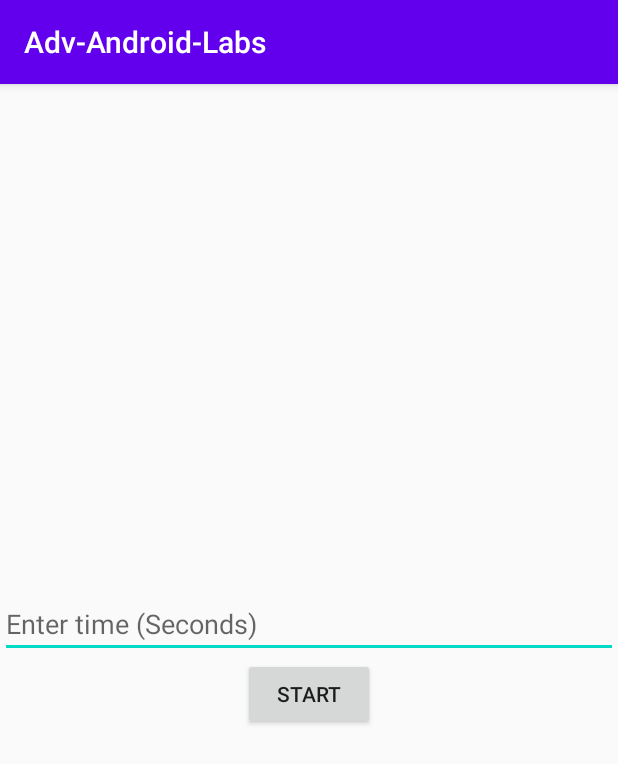
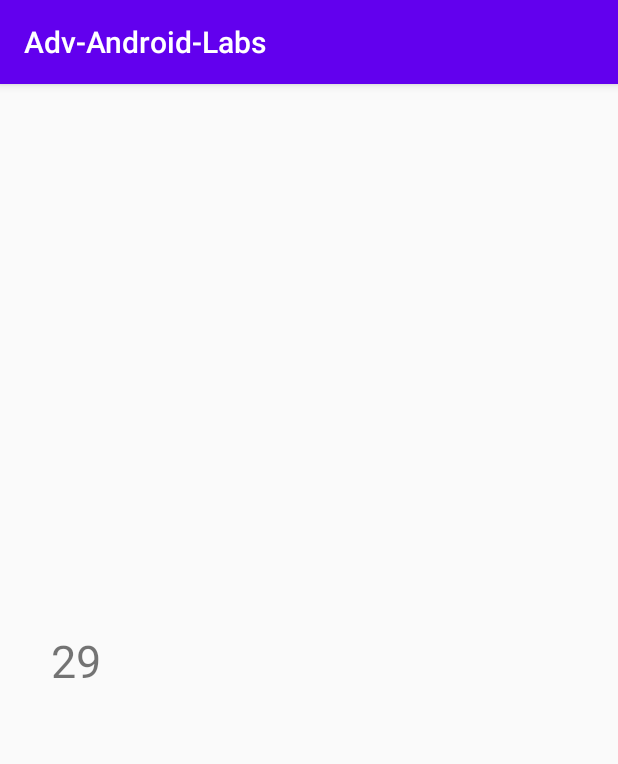
Before and after one commit to pbenipal61/Adv-Android-Labs, an Android app: the Lab3_4 screen opened directly, with no data from a screen before it, after a tap on "START", on a phone screen of 412 x 824 dp. Shown: the top 764 px of the screen. Run offline under Robolectric (Android 15) with nearby library versions, the phone set to English and light mode, and no system bars; 1 statement that could not run was skipped.

Commit message:
Finished Lab3.4

```diff
--- a/app/src/main/java/com/postmaninteractive/adv_android_labs/Lab3/Lab3_4.java
+++ b/app/src/main/java/com/postmaninteractive/adv_android_labs/Lab3/Lab3_4.java
@@ -1,7 +1,9 @@
 package com.postmaninteractive.adv_android_labs.Lab3;
 
+import android.content.Intent;
 import android.support.v7.app.AppCompatActivity;
 import android.os.Bundle;
+import android.util.Log;
 import android.view.View;
 import android.widget.Button;
 import android.widget.EditText;
@@ -9,18 +11,23 @@ import android.widget.EditText;
 import com.postmaninteractive.adv_android_labs.R;
 
 public class Lab3_4 extends AppCompatActivity {
-
+    private static final String TAG = "Lab3_4";
     @Override
     protected void onCreate(Bundle savedInstanceState) {
         super.onCreate(savedInstanceState);
         setContentView(R.layout.activity_lab3_4);
 
-        EditText editText = (EditText) findViewById(R.id.editText);
+        final EditText editText = (EditText) findViewById(R.id.editText);
         Button startTimerButton = (Button) findViewById(R.id.startTimerButton);
         startTimerButton.setOnClickListener(new View.OnClickListener() {
             @Override
             public void onClick(View view) {
-
+                String timer = editText.getText().toString();
+                Log.d(TAG, "onClick: " + " " + timer);
+                Intent intent = new Intent(getApplicationContext(), TimerCountdownActivity.class);
+                intent.putExtra("timer", Integer.parseInt(timer));
+                Log.d(TAG, "onClick: here");
+                startActivity(intent);
             }
         });
     }
--- a/app/src/main/java/com/postmaninteractive/adv_android_labs/Lab3/TimerCountdownActivity.java
+++ b/app/src/main/java/com/postmaninteractive/adv_android_labs/Lab3/TimerCountdownActivity.java
@@ -1,15 +1,39 @@
 package com.postmaninteractive.adv_android_labs.Lab3;
 
+import android.annotation.SuppressLint;
+import android.os.CountDownTimer;
 import android.support.v7.app.AppCompatActivity;
 import android.os.Bundle;
+import android.util.Log;
+import android.widget.TextView;
 
 import com.postmaninteractive.adv_android_labs.R;
 
 public class TimerCountdownActivity extends AppCompatActivity {
 
+    private static final String TAG = "TimerCountdownActivity";
+    private int counter;
     @Override
     protected void onCreate(Bundle savedInstanceState) {
         super.onCreate(savedInstanceState);
         setContentView(R.layout.activity_timer_countdown);
+
+        int preTimer = getIntent().getIntExtra("timer", 30);
+        Log.d(TAG, "onCreate: "+ preTimer);
+
+        long timerAsLong = Long.parseLong(String.valueOf(preTimer* 1000));
+        final TextView textView = (TextView) findViewById(R.id.textView);
+
+        new CountDownTimer(timerAsLong,1000) {
+            @Override
+            public void onTick(long millisUntilFinished) {
+                textView.setText(String.valueOf(Integer.parseInt(String.valueOf(millisUntilFinished/1000))));
+                counter++;
+            }
+            @Override
+            public void onFinish() {
+                textView.setText("Finished");
+            }
+        }.start();
     }
 }
--- a/app/src/main/res/layout/activity_timer_countdown.xml
+++ b/app/src/main/res/layout/activity_timer_countdown.xml
@@ -7,10 +7,11 @@
     tools:context=".Lab3.TimerCountdownActivity">
 
     <TextView
+        android:id="@+id/textView"
         android:layout_width="wrap_content"
         android:layout_height="wrap_content"
         android:hint="Remaning time (Seconds)"
-        android:textSize="60dp"
+        android:textSize="30dp"
         app:layout_constraintBottom_toBottomOf="parent"
         app:layout_constraintEnd_toEndOf="parent"
         app:layout_constraintStart_toStartOf="parent"
```
